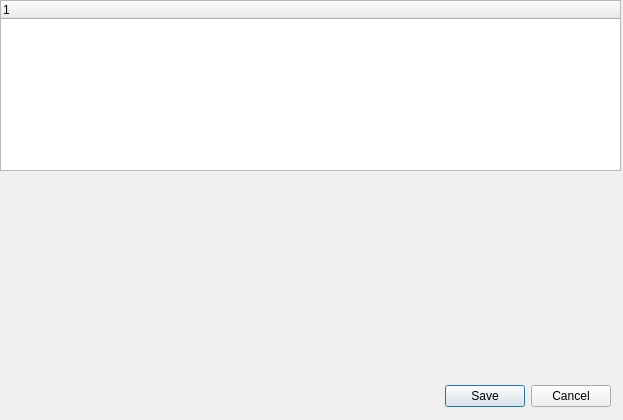
Qt form ui/qt/newrecorddialog.ui (jankaluza/hamlog) before a commit.
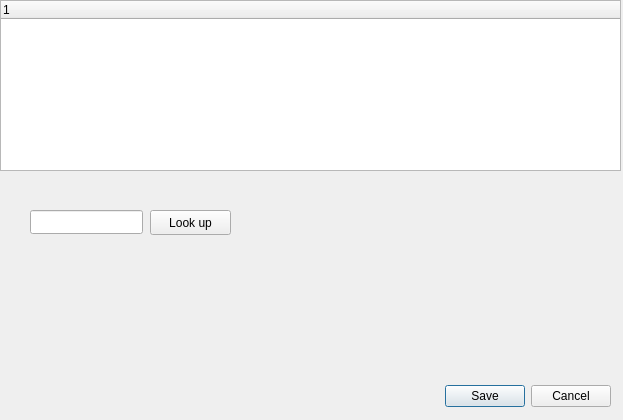
The same form after that commit. Custom widgets are drawn as their Qt base class.

Commit message: New record dialog behaviour

Patch:
```diff
--- a/ui/qt/newrecorddialog.ui
+++ b/ui/qt/newrecorddialog.ui
@@ -44,6 +44,29 @@
     </property>
    </column>
   </widget>
+  <widget class="QLineEdit" name="call">
+   <property name="geometry">
+    <rect>
+     <x>30</x>
+     <y>210</y>
+     <width>113</width>
+     <height>24</height>
+    </rect>
+   </property>
+  </widget>
+  <widget class="QPushButton" name="callLookUp">
+   <property name="geometry">
+    <rect>
+     <x>150</x>
+     <y>210</y>
+     <width>81</width>
+     <height>25</height>
+    </rect>
+   </property>
+   <property name="text">
+    <string>Look up</string>
+   </property>
+  </widget>
  </widget>
  <customwidgets>
   <customwidget>
```
The commit also changes 3 other files.
